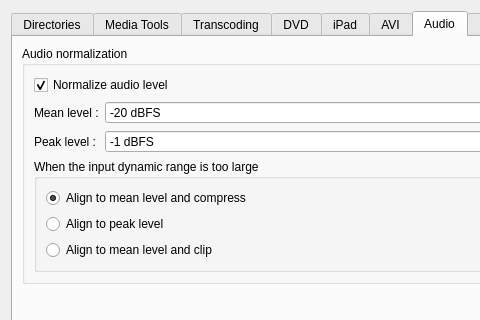
Old version of the form src/QtlMovie/QtlMovieEditSettings.ui in the repository qtlmovie/qtlmovie; both pictures show x 0 to 480 and y 0 to 320 of the 568 by 490 pixel window.
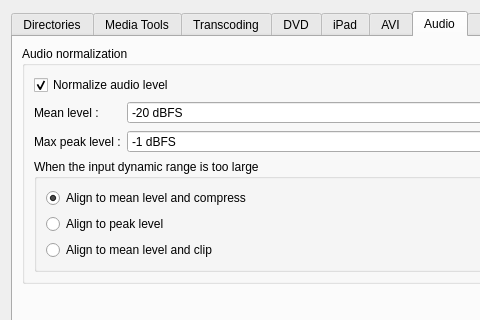
New version of the form. The open tabs and pages were chosen to show the change. Icons and pictures are not drawn. Custom widgets are drawn as their Qt base class.

Diff of the .ui file:
```diff
--- a/src/QtlMovie/QtlMovieEditSettings.ui
+++ b/src/QtlMovie/QtlMovieEditSettings.ui
@@ -841,7 +841,7 @@
              </sizepolicy>
             </property>
             <property name="text">
-             <string>Peak level :</string>
+             <string>Max peak level :</string>
             </property>
            </widget>
           </item>
```
